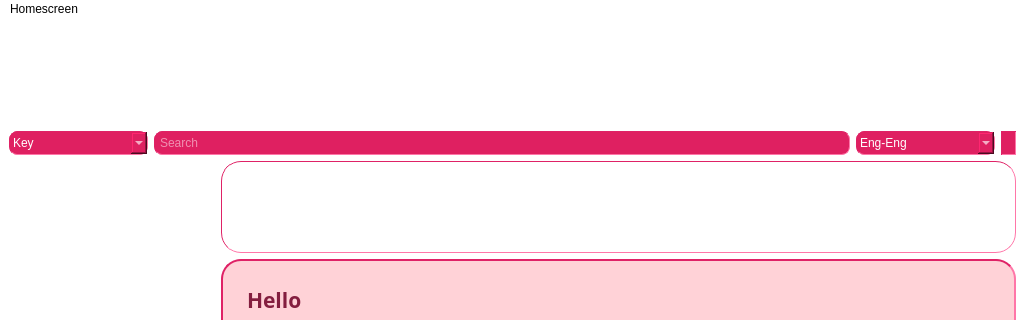
Old version of the form mainwindow.ui in the repository OHonSam/CS163_Group2_Dictionary; both pictures show x 0 to 1025 and y 0 to 320 of the 1025 by 655 pixel window.
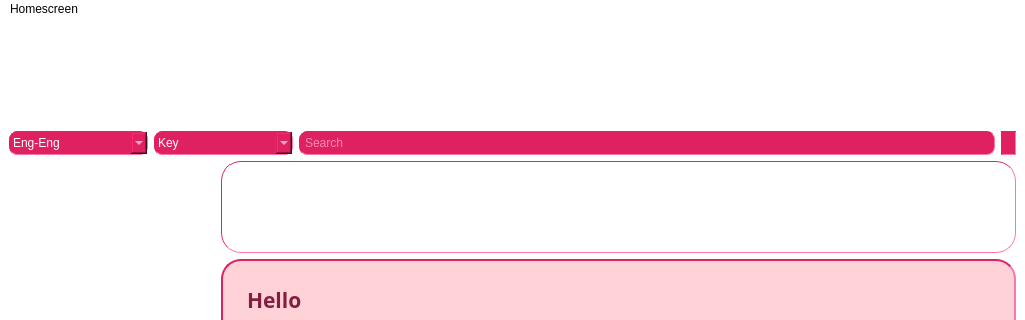
New version of the form. Icons and pictures are not drawn.

Commit message: enlarge search bar, rearrange switch dataset and search mode

Patch:
```diff
--- a/mainwindow.ui
+++ b/mainwindow.ui
@@ -174,6 +174,57 @@
       </item>
       <item>
        <layout class="QHBoxLayout" name="horizontalLayout">
+        <item>
+         <widget class="QComboBox" name="comboBox">
+          <property name="sizePolicy">
+           <sizepolicy hsizetype="Preferred" vsizetype="Fixed">
+            <horstretch>1</horstretch>
+            <verstretch>0</verstretch>
+           </sizepolicy>
+          </property>
+          <property name="maximumSize">
+           <size>
+            <width>16777215</width>
+            <height>10000000</height>
+           </size>
+          </property>
+          <property name="styleSheet">
+           <string notr="true">padding: 3px;
+border-color: rgb(223, 34, 102);
+border-width : 1px;
+border-style:inset;
+border-radius: 8px;
+  min-height: 1px;
+  min-width: 1px;
+background-color: rgb(223, 32, 97);
+color: white;
+ selection-color: rgb(223, 34, 98);
+selection-background-color: rgb(255, 210, 215);
+font: 9pt &quot;Comfortaa&quot;;
+</string>
+          </property>
+          <item>
+           <property name="text">
+            <string>Eng-Eng</string>
+           </property>
+          </item>
+          <item>
+           <property name="text">
+            <string>Eng-Viet</string>
+           </property>
+          </item>
+          <item>
+           <property name="text">
+            <string>Slang</string>
+           </property>
+          </item>
+          <item>
+           <property name="text">
+            <string>Emoji</string>
+           </property>
+          </item>
+         </widget>
+        </item>
         <item>
          <widget class="QComboBox" name="comboBox_2">
           <property name="sizePolicy">
@@ -182,6 +233,12 @@
             <verstretch>0</verstretch>
            </sizepolicy>
           </property>
+          <property name="maximumSize">
+           <size>
+            <width>16777215</width>
+            <height>10000000</height>
+           </size>
+          </property>
           <property name="styleSheet">
            <string notr="true">padding: 3px;
 border-color: rgb(223, 34, 102);
@@ -217,6 +274,12 @@
             <verstretch>0</verstretch>
            </sizepolicy>
           </property>
+          <property name="maximumSize">
+           <size>
+            <width>16777215</width>
+            <height>10000000</height>
+           </size>
+          </property>
           <property name="styleSheet">
            <string notr="true">padding: 3px;
 border-color: rgb(223, 34, 102);
@@ -237,51 +300,6 @@
           </property>
          </widget>
         </item>
-        <item>
-         <widget class="QComboBox" name="comboBox">
-          <property name="sizePolicy">
-           <sizepolicy hsizetype="Preferred" vsizetype="Fixed">
-            <horstretch>1</horstretch>
-            <verstretch>0</verstretch>
-           </sizepolicy>
-          </property>
-          <property name="styleSheet">
-           <string notr="true">padding: 3px;
-border-color: rgb(223, 34, 102);
-border-width : 1px;
-border-style:inset;
-border-radius: 8px;
-  min-height: 1px;
-  min-width: 1px;
-background-color: rgb(223, 32, 97);
-color: white;
- selection-color: rgb(223, 34, 98);
-selection-background-color: rgb(255, 210, 215);
-font: 9pt &quot;Comfortaa&quot;;
-</string>
-          </property>
-          <item>
-           <property name="text">
-            <string>Eng-Eng</string>
-           </property>
-          </item>
-          <item>
-           <property name="text">
-            <string>Eng-Viet</string>
-           </property>
-          </item>
-          <item>
-           <property name="text">
-            <string>Slang</string>
-           </property>
-          </item>
-          <item>
-           <property name="text">
-            <string>Emoji</string>
-           </property>
-          </item>
-         </widget>
-        </item>
         <item>
          <widget class="QLabel" name="label_2">
           <property name="mouseTracking">
```
Left out of the diff: 212 changed lines with no effect on the pictures.
